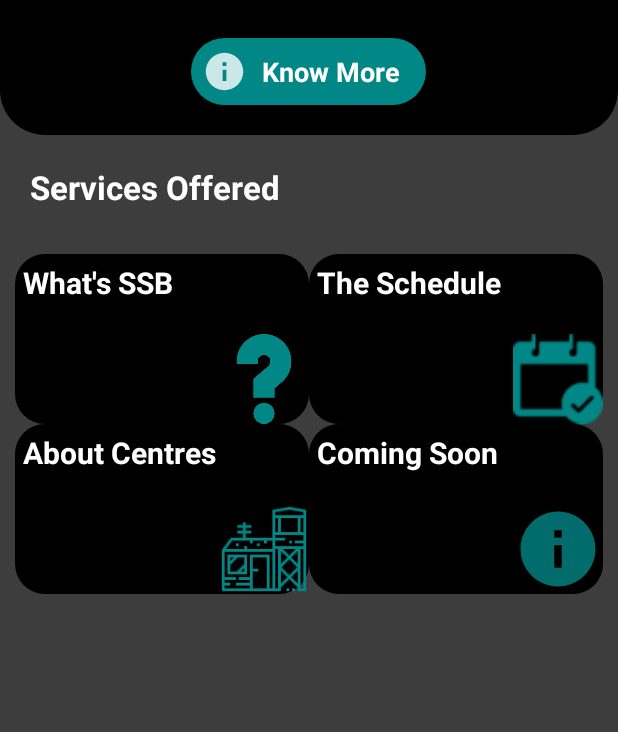
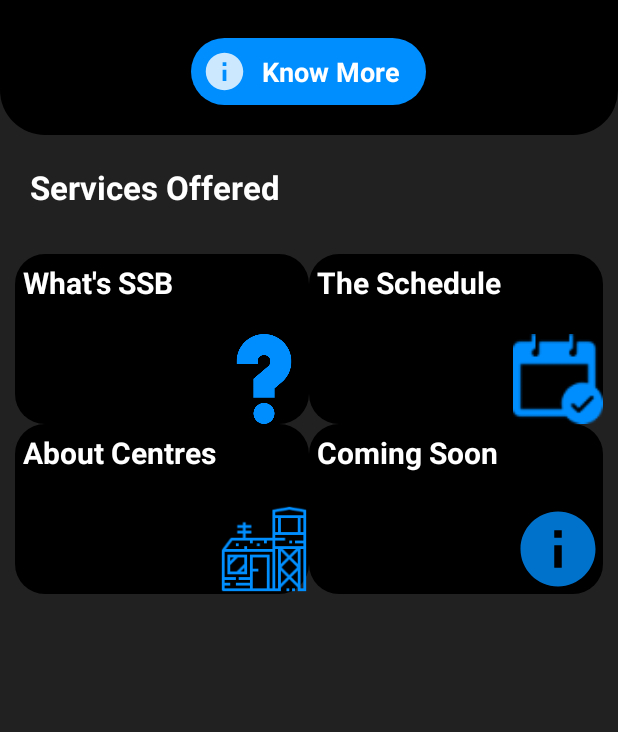
Before and after one commit to mishra5047/AllAboutSSB, an Android app: the HomeActivity screen opened directly, with no data from a screen before it, on a phone screen of 412 x 824 dp, the part 504-1236 px from its top. Run offline under Robolectric (Android 15) with nearby library versions, the phone set to English and light mode, and no system bars.

Commit message:
HomeActivity.java - 2nd Commit

```diff
--- a/app/src/main/res/layout/activity_features.xml
+++ b/app/src/main/res/layout/activity_features.xml
@@ -19,7 +19,7 @@
         app:sliderIndicatorOrientation="horizontal"
         app:sliderIndicatorPadding="3dp"
         app:sliderIndicatorRadius="2dp"
-        app:sliderIndicatorSelectedColor="#5A5A5A"
+        app:sliderIndicatorSelectedColor="#08F"
         app:sliderIndicatorUnselectedColor="#FFF"
         app:sliderScrollTimeInSec="1"
         app:sliderStartAutoCycle="true" />
@@ -32,7 +32,7 @@
         android:layout_alignParentBottom="true"
         android:layout_margin="20dp"
         android:src="@drawable/ic_next"
-        android:background="@color/material_blue_700"
+        android:backgroundTint="@color/blue"
         />
 
 </RelativeLayout>
--- a/app/src/main/res/layout/activity_home.xml
+++ b/app/src/main/res/layout/activity_home.xml
@@ -3,7 +3,7 @@
     xmlns:app="http://schemas.android.com/apk/res-auto"
     xmlns:tools="http://schemas.android.com/tools"
     android:layout_width="match_parent"
-    android:background="@color/black_new"
+    android:background="@color/black_light"
     android:layout_height="match_parent"
     tools:context=".HomeActivity"
     android:orientation="vertical">
--- a/app/src/main/res/layout/activity_main.xml
+++ b/app/src/main/res/layout/activity_main.xml
@@ -22,7 +22,7 @@
         android:layout_alignParentBottom="true"
         android:layout_margin="30dp"
         android:src="@drawable/ic_next"
-        android:background="@color/material_blue_700"
+        android:backgroundTint="@color/blue"
 
         />
 
--- a/app/src/main/res/layout/image_slider_layout_item.xml
+++ b/app/src/main/res/layout/image_slider_layout_item.xml
@@ -15,7 +15,7 @@
         android:id="@+id/bottomLay"
         android:layout_height="wrap_content"
         android:layout_width="match_parent"
-        android:background="@color/black_new"
+        android:background="@color/black_light"
         android:layout_alignParentBottom="true"
         >
         <TextView
--- a/app/src/main/res/values/colors.xml
+++ b/app/src/main/res/values/colors.xml
@@ -1,10 +1,11 @@
 <?xml version="1.0" encoding="utf-8"?>
 <resources>
+    <color name="black_light">#212121</color>
     <color name="purple_200">#FFBB86FC</color>
     <color name="purple_500">#FF6200EE</color>
     <color name="purple_700">#FF3700B3</color>
     <color name="teal_200">#FF03DAC5</color>
-    <color name="teal_700">#FF018786</color>
+    <color name="teal_700">#008EFF</color>
 
     <color name="colorPrimary">#8AC08F</color>
     <color name="colorPrimaryDark">#3D8749</color>
```
